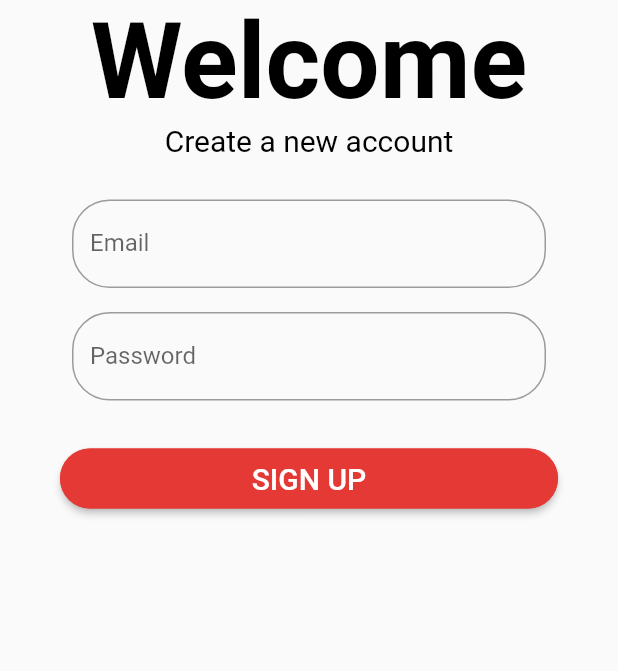
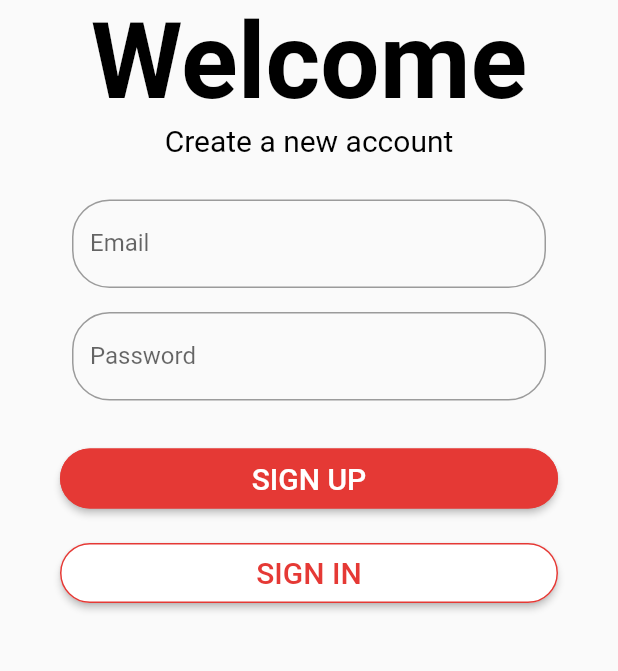
Before and after one commit to nurhafizahshukri/fyp_emma_apps, a Flutter app: the SignUp screen opened directly, on a phone screen of 412 x 824 dp, the part 300-971 px from its top. Run offline on Flutter 3.47's test engine with Material 2 defaults, Android fonts, the phone set to English and light mode, and no system bars; our stand-ins replace cloud_firestore, firebase_auth, firebase_core; accounts and stored records are empty.

Commit message:
added sign in button

```diff
--- a/lib/pages/sign_up.dart
+++ b/lib/pages/sign_up.dart
@@ -120,6 +120,23 @@ class _SignUpState extends State<SignUp> {
                           child: Text('Sign up'.toUpperCase(), style: TextStyle(fontSize: 20)),
                         ),
                     ),
+                SizedBox(height: 15),
+                    ButtonTheme(
+                        minWidth: 338.0,
+                        height: 40.0,
+                        child: RaisedButton(
+                          onPressed: () {
+                            Navigator.push(context, MaterialPageRoute(builder: (context) => LoginPage(), fullscreenDialog: true));
+                          },
+                          color: Colors.white,
+                          textColor: Colors.red[600],
+                          shape: RoundedRectangleBorder(
+                            borderRadius: BorderRadius.circular(25.0),
+                            side: BorderSide(color: Colors.red[600])
+                          ),
+                          child: Text('Sign In'.toUpperCase(), style: TextStyle(fontSize: 20)),
+                        ),
+                    ),
               ],
             ),
           ),),
```
Also changed, not shown: pubspec.lock, 1 other file.
